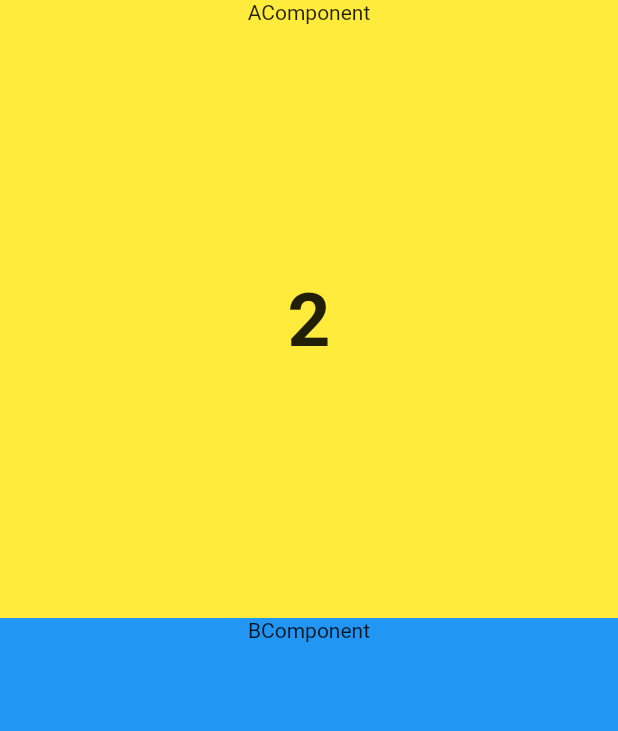
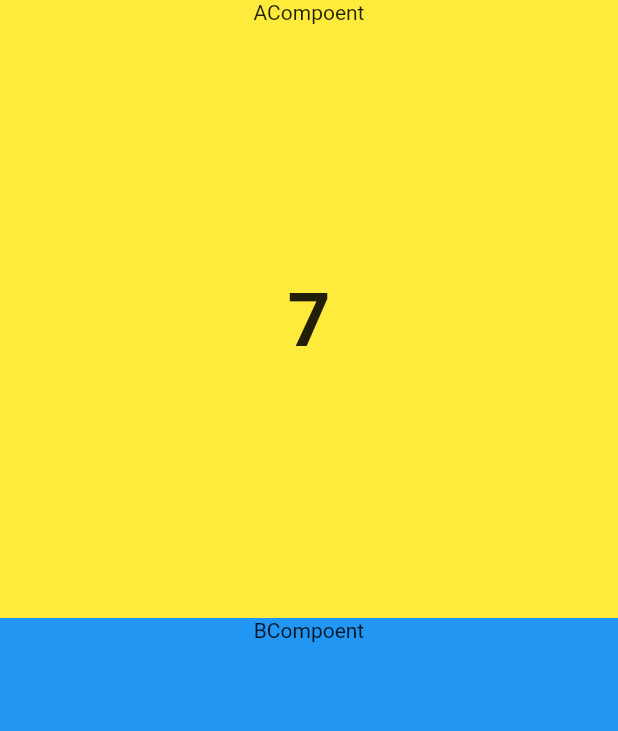
Before and after one commit to basakk123/flutter_state, a Flutter app: the screen it shows after launch, after a tap on "숫자증가", on a phone screen of 412 x 824 dp. Shown: the top 731 px of the screen. Run offline on Flutter 3.47's test engine with Material 2 defaults, Android fonts, the phone set to English and light mode, and no system bars; our stand-ins replace flutter_riverpod.

Commit message:
프로바이더 적용해보기

```diff
--- a/lib/main.dart
+++ b/lib/main.dart
@@ -1,7 +1,20 @@
 import 'package:flutter/material.dart';
+import 'package:flutter_riverpod/flutter_riverpod.dart';
+
+// Provider 공급자
+// Provider는 창고(Repository)에 데이터를 공급
+// final numProvider = Provider((_) => 2);
+final numProvider = StateProvider((_) => 2);
 
 void main() {
-  runApp(const MyApp());
+  runApp(
+    // 위젯에서 프로바이더를 사용하고 읽기위해
+    // 앱 전체적으로 "ProviderScope" 위젯을 감싸줘야 합니다.
+    // 여기에 프로바이더의 상태가 저장됩니다.
+    ProviderScope(
+      child: MyApp(),
+    ),
+  );
 }
 
 class MyApp extends StatelessWidget {
@@ -15,58 +28,46 @@ class MyApp extends StatelessWidget {
   }
 }
 
-class HomePage extends StatefulWidget {
+class HomePage extends StatelessWidget {
   const HomePage({Key? key}) : super(key: key);
 
   @override
-  State<HomePage> createState() => _HomePageState();
-}
-
-class _HomePageState extends State<HomePage> {
-  int num = 1;
-
-  void increase() {
-    setState(() {
-      num++;
-    });
-  }
-
-  @override
   Widget build(BuildContext context) {
-    double size = MediaQuery.of(context).size.width;
-    double screenSize = size * 0.8;
     return Scaffold(
       body: Column(
         crossAxisAlignment: CrossAxisAlignment.stretch,
         children: [
-          Expanded(child: AComponent(num)),
-          Expanded(child: BComponent(increase)),
+          Expanded(child: AComponent()),
+          Expanded(child: BComponent()),
         ],
       ),
     );
   }
 }
 
-// 컨슈머 (소비자)
-class AComponent extends StatelessWidget {
-  final int num;
-  const AComponent(this.num, {Key? key}) : super(key: key);
+// 소비자 : 소비자는 공급자(Provider)에게 데이터를 요청한다.
+// 공급자는 창고에서 데이터를 꺼내서 돌려준다
+
+class AComponent extends ConsumerWidget {
+  const AComponent({Key? key}) : super(key: key);
 
   @override
-  Widget build(BuildContext context) {
+  Widget build(BuildContext context, WidgetRef ref) {
+    // 소비를 한번만 할 때 read를 사용
+    // watch는 numProvider의 값이 변경될 때 마다 rebuild 됨
+    // int num = ref.read(numProvider);
+    int num = ref.watch(numProvider);
+
     return Container(
       color: Colors.yellow,
       child: Column(
         children: [
-          Text("AComponent"),
+          Text("ACompoent"),
           Expanded(
             child: Align(
               child: Text(
                 "${num}",
-                style: TextStyle(
-                  fontSize: 50,
-                  fontWeight: FontWeight.bold,
-                ),
+                style: TextStyle(fontSize: 50, fontWeight: FontWeight.bold),
               ),
             ),
           )
@@ -76,31 +77,29 @@ class AComponent extends StatelessWidget {
   }
 }
 
-// 서플라이어 (공급자)
-class BComponent extends StatelessWidget {
-  final Function increase;
-  const BComponent(this.increase, {Key? key}) : super(key: key);
+// 서플라이어 공급자
+class BComponent extends ConsumerWidget {
+  const BComponent({Key? key}) : super(key: key);
 
   @override
-  Widget build(BuildContext context) {
+  Widget build(BuildContext context, WidgetRef ref) {
     return Container(
       color: Colors.blue,
       child: Column(
         children: [
-          Text("BComponent"),
+          Text("BCompoent"),
           Expanded(
             child: Align(
               child: ElevatedButton(
-                  onPressed: () {
-                    increase();
-                  },
-                  child: Text(
-                    "숫자증가",
-                    style: TextStyle(
-                      fontSize: 50,
-                      fontWeight: FontWeight.bold,
-                    ),
-                  )),
+                onPressed: () {
+                  final repo = ref.read(numProvider.notifier);
+                  repo.state = repo.state + 5;
+                },
+                child: Text(
+                  "숫자증가",
+                  style: TextStyle(fontSize: 50, fontWeight: FontWeight.bold),
+                ),
+              ),
             ),
           ),
         ],
--- a/pubspec.yaml
+++ b/pubspec.yaml
@@ -29,6 +29,7 @@ environment:
 dependencies:
   flutter:
     sdk: flutter
+  flutter_riverpod: ^2.0.0-dev.9
 
 
   # The following adds the Cupertino Icons font to your application.
```
Also changed, not shown: pubspec.lock.
